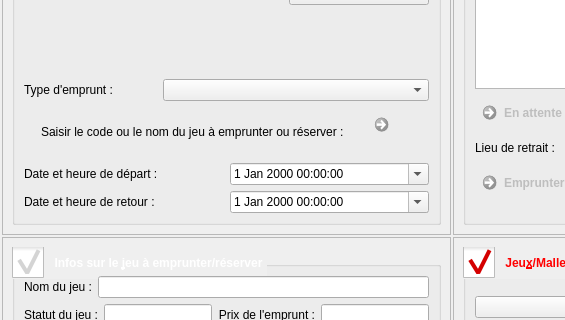
Above: f_emprunt.ui from nivhg/ludopen before the change; both pictures show x 0 to 565 and y 148 to 468 of the 1400 by 768 pixel window. Below: the same form after it.
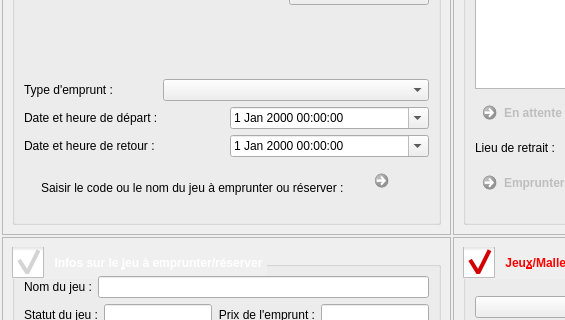
That is the form after the change. Icons and pictures are not drawn.

What changed in the file:
```diff
--- a/f_emprunt.ui
+++ b/f_emprunt.ui
@@ -520,59 +520,6 @@
          <property name="topMargin">
           <number>0</number>
          </property>
-         <item row="13" column="0" colspan="2">
-          <layout class="QHBoxLayout" name="HLay15">
-           <item>
-            <layout class="QVBoxLayout" name="VLay2">
-             <item>
-              <widget class="QLabel" name="Lb_Code">
-               <property name="text">
-                <string>Saisir le code ou le nom du jeu à emprunter ou réserver :</string>
-               </property>
-              </widget>
-             </item>
-             <item>
-              <layout class="QHBoxLayout" name="Hlay16"/>
-             </item>
-            </layout>
-           </item>
-           <item>
-            <widget class="QCommandLinkButton" name="Bt_AjouterJeu">
-             <property name="enabled">
-              <bool>false</bool>
-             </property>
-             <property name="maximumSize">
-              <size>
-               <width>45</width>
-               <height>50</height>
-              </size>
-             </property>
-             <property name="cursor">
-              <cursorShape>PointingHandCursor</cursorShape>
-             </property>
-             <property name="text">
-              <string/>
-             </property>
-             <property name="icon">
-              <iconset resource="ImagesIcones.qrc">
-               <normaloff>:/Ajouter.png</normaloff>:/Ajouter.png</iconset>
-             </property>
-             <property name="iconSize">
-              <size>
-               <width>30</width>
-               <height>30</height>
-              </size>
-             </property>
-             <property name="autoDefault">
-              <bool>true</bool>
-             </property>
-             <property name="default">
-              <bool>true</bool>
-             </property>
-            </widget>
-           </item>
-          </layout>
-         </item>
          <item row="12" column="0" colspan="2">
           <layout class="QGridLayout" name="gridLayout_16" columnstretch="0,0,0" columnminimumwidth="0,0,0">
            <property name="sizeConstraint">
@@ -688,6 +635,59 @@
              </property>
             </widget>
            </item>
+           <item row="1" column="0" colspan="2">
+            <layout class="QHBoxLayout" name="HLay15">
+             <item>
+              <layout class="QVBoxLayout" name="VLay2">
+               <item>
+                <widget class="QLabel" name="Lb_Code">
+                 <property name="text">
+                  <string>Saisir le code ou le nom du jeu à emprunter ou réserver :</string>
+                 </property>
+                </widget>
+               </item>
+               <item>
+                <layout class="QHBoxLayout" name="Hlay16"/>
+               </item>
+              </layout>
+             </item>
+             <item>
+              <widget class="QCommandLinkButton" name="Bt_AjouterJeu">
+               <property name="enabled">
+                <bool>false</bool>
+               </property>
+               <property name="maximumSize">
+                <size>
+                 <width>45</width>
+                 <height>50</height>
+                </size>
+               </property>
+               <property name="cursor">
+                <cursorShape>PointingHandCursor</cursorShape>
+               </property>
+               <property name="text">
+                <string/>
+               </property>
+               <property name="icon">
+                <iconset resource="ImagesIcones.qrc">
+                 <normaloff>:/Ajouter.png</normaloff>:/Ajouter.png</iconset>
+               </property>
+               <property name="iconSize">
+                <size>
+                 <width>30</width>
+                 <height>30</height>
+                </size>
+               </property>
+               <property name="autoDefault">
+                <bool>true</bool>
+               </property>
+               <property name="default">
+                <bool>true</bool>
+               </property>
+              </widget>
+             </item>
+            </layout>
+           </item>
           </layout>
          </item>
          <item row="2" column="0" colspan="2">
```
